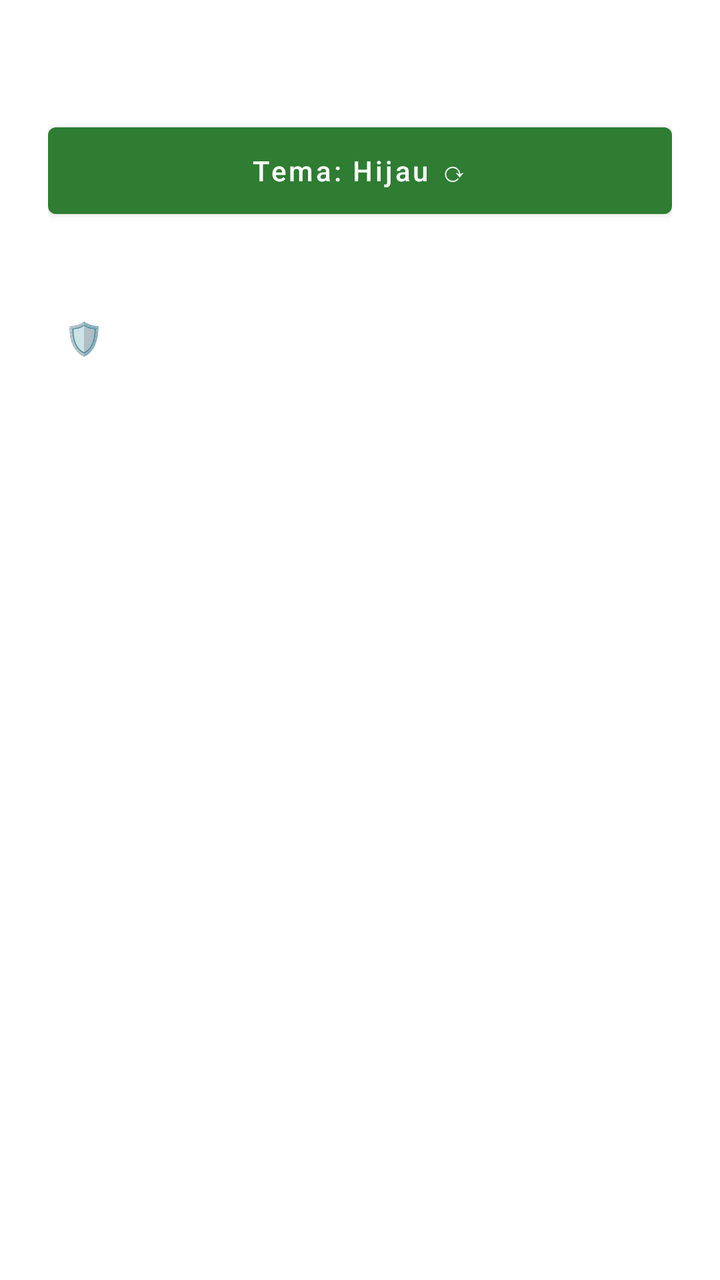
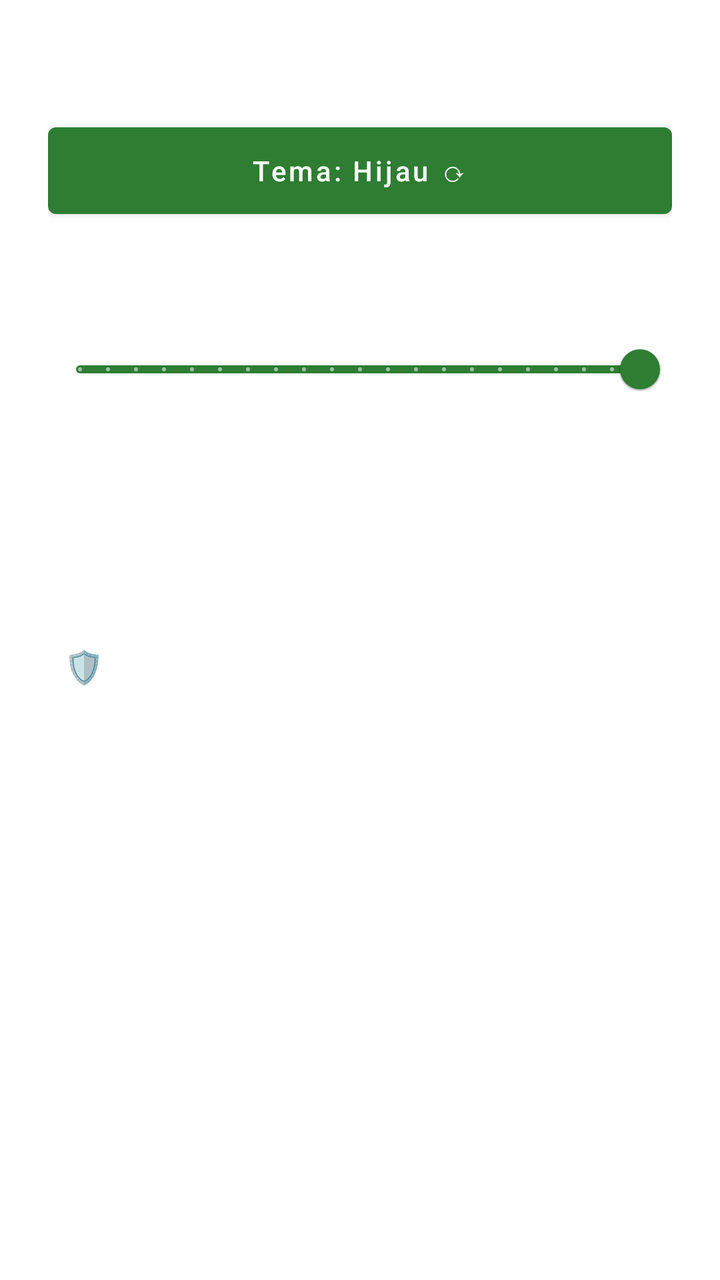

Screens rendered from an Android XML layout before and after an edit, with the pre-edit source and the edit as a unified diff.
<!-- AndroidManifest.xml: application theme Theme.WaktuSolat -->
<!-- res/layout/fragment_tetapan.xml -->
<?xml version="1.0" encoding="utf-8"?>
<ScrollView xmlns:android="http://schemas.android.com/apk/res/android"
    xmlns:app="http://schemas.android.com/apk/res-auto"
    android:layout_width="match_parent"
    android:layout_height="match_parent">

    <LinearLayout
        android:id="@+id/ll_settings"
        android:layout_width="match_parent"
        android:layout_height="wrap_content"
        android:orientation="vertical"
        android:padding="24dp">

        <TextView
            android:layout_width="wrap_content"
            android:layout_height="wrap_content"
            android:text="Tema"
            android:textSize="16sp"
            android:textColor="#FFFFFF"
            android:textStyle="bold" />

        <com.google.android.material.button.MaterialButton
            android:id="@+id/btn_rotate_theme"
            android:layout_width="match_parent"
            android:layout_height="wrap_content"
            android:layout_marginTop="12dp"
            android:text="Tema: Hijau ⟳"
            android:textSize="14sp"
            android:textColor="#FFFFFF"
            android:textAllCaps="false"
            android:paddingStart="24dp"
            android:paddingEnd="24dp"
            android:paddingTop="12dp"
            android:paddingBottom="12dp"
            app:autoSizeTextType="uniform"
            app:autoSizeMinTextSize="10sp"
            app:autoSizeMaxTextSize="14sp"
            app:autoSizeStepGranularity="1sp" />

        <View
            android:layout_width="match_parent"
            android:layout_height="1dp"
            android:layout_marginTop="20dp"
            android:layout_marginBottom="16dp"
            android:background="#4DFFFFFF" />

        <TextView
            android:id="@+id/btn_protect"
            android:layout_width="match_parent"
            android:layout_height="wrap_content"
            android:text="🛡️ Lindungi Aplikasi"
            android:textSize="16sp"
            android:textColor="#FFFFFF"
            android:padding="8dp"
            android:clickable="true"
            android:focusable="true"
            android:maxLines="1"
            app:autoSizeTextType="uniform"
            app:autoSizeMinTextSize="11sp"
            app:autoSizeMaxTextSize="16sp"
            app:autoSizeStepGranularity="1sp" />

        <TextView
            android:layout_width="match_parent"
            android:layout_height="wrap_content"
            android:text="Elakkan aplikasi diberhentikan oleh sistem"
            android:textSize="12sp"
            android:textColor="#FFFFFF"
            android:alpha="0.7"
            android:maxLines="2"
            app:autoSizeTextType="uniform"
            app:autoSizeMinTextSize="9sp"
            app:autoSizeMaxTextSize="12sp"
            app:autoSizeStepGranularity="1sp" />

        <View
            android:layout_width="match_parent"
            android:layout_height="1dp"
            android:layout_marginTop="16dp"
            android:layout_marginBottom="8dp"
            android:background="#4DFFFFFF" />

        <TextView
            android:layout_width="match_parent"
            android:layout_height="wrap_content"
            android:text="Created By REZREN"
            android:textSize="11sp"
            android:textColor="#FFFFFF"
            android:alpha="0.7"
            android:gravity="center" />
    </LinearLayout>
</ScrollView>
<!-- resources referenced by this layout -->
<resources>
  <style name="Theme.WaktuSolat" parent="Theme.MaterialComponents.DayNight.NoActionBar">
          <item name="colorPrimary">@color/green_medium</item>
          <item name="colorPrimaryDark">@color/green_dark</item>
          <item name="colorAccent">@color/green_accent</item>
          <item name="android:statusBarColor">@android:color/transparent</item>
          <item name="android:navigationBarColor">@android:color/transparent</item>
      </style>
  <color name="green_medium">#2E7D32</color>
  <color name="green_dark">#1B5E20</color>
  <color name="green_accent">#A5D6A7</color>
</resources>

<!-- the commit's change to res/layout/fragment_tetapan.xml (unified diff, before → after) -->
@@ -12,6 +12,7 @@
         android:padding="24dp">
 
         <TextView
+            android:id="@+id/tv_theme_title"
             android:layout_width="wrap_content"
             android:layout_height="wrap_content"
             android:text="Tema"
@@ -37,7 +38,83 @@
             app:autoSizeMaxTextSize="14sp"
             app:autoSizeStepGranularity="1sp" />
 
+        <LinearLayout
+            android:layout_width="match_parent"
+            android:layout_height="wrap_content"
+            android:layout_marginTop="20dp"
+            android:gravity="center_vertical"
+            android:orientation="horizontal">
+
+            <TextView
+                android:id="@+id/tv_volume_title"
+                android:layout_width="0dp"
+                android:layout_height="wrap_content"
+                android:layout_weight="1"
+                android:text="Volum Azan"
+                android:textColor="#FFFFFF"
+                android:textSize="16sp"
+                android:textStyle="bold" />
+
+            <TextView
+                android:id="@+id/tv_azan_volume_value"
+                android:layout_width="wrap_content"
+                android:layout_height="wrap_content"
+                android:alpha="0.85"
+                android:text="100%"
+                android:textColor="#FFFFFF"
+                android:textSize="14sp" />
+        </LinearLayout>
+
+        <com.google.android.material.slider.Slider
+            android:id="@+id/slider_azan_volume"
+            android:layout_width="match_parent"
+            android:layout_height="wrap_content"
+            android:layout_marginTop="6dp"
+            android:stepSize="5"
+            android:value="100"
+            android:valueFrom="0"
+            android:valueTo="100" />
+
+        <LinearLayout
+            android:layout_width="match_parent"
+            android:layout_height="wrap_content"
+            android:orientation="horizontal">
+
+            <TextView
+                android:id="@+id/tv_volume_muted"
+                android:layout_width="0dp"
+                android:layout_height="wrap_content"
+                android:layout_weight="1"
+                android:alpha="0.55"
+                android:text="Senyap"
+                android:textColor="#FFFFFF"
+                android:textSize="11sp" />
+
+            <TextView
+                android:id="@+id/tv_volume_full"
+                android:layout_width="wrap_content"
+                android:layout_height="wrap_content"
+                android:alpha="0.55"
+                android:text="Penuh"
+                android:textColor="#FFFFFF"
+                android:textSize="11sp" />
+        </LinearLayout>
+
+        <com.google.android.material.button.MaterialButton
+            android:id="@+id/btn_test_azan"
+            style="@style/Widget.MaterialComponents.Button.OutlinedButton"
+            android:layout_width="wrap_content"
+            android:layout_height="wrap_content"
+            android:layout_marginTop="6dp"
+            android:text="Uji Azan"
+            android:textAllCaps="false"
+            android:textColor="#FFFFFF"
+            android:textSize="13sp"
+            app:rippleColor="#33FFFFFF"
+            app:strokeColor="#66FFFFFF" />
+
         <View
+            android:id="@+id/divider_main"
             android:layout_width="match_parent"
             android:layout_height="1dp"
             android:layout_marginTop="20dp"
@@ -61,6 +138,7 @@
             app:autoSizeStepGranularity="1sp" />
 
         <TextView
+            android:id="@+id/tv_protect_subtitle"
             android:layout_width="match_parent"
             android:layout_height="wrap_content"
             android:text="Elakkan aplikasi diberhentikan oleh sistem"
@@ -74,6 +152,7 @@
             app:autoSizeStepGranularity="1sp" />
 
         <View
+            android:id="@+id/divider_footer"
             android:layout_width="match_parent"
             android:layout_height="1dp"
             android:layout_marginTop="16dp"
@@ -81,6 +160,7 @@
             android:background="#4DFFFFFF" />
 
         <TextView
+            android:id="@+id/tv_credit"
             android:layout_width="match_parent"
             android:layout_height="wrap_content"
             android:text="Created By REZREN"
